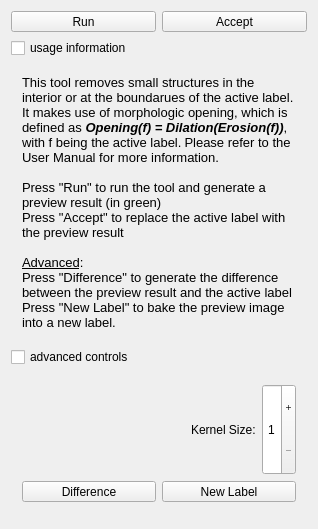
MITK/MITK, file Modules/SegmentationUI/Qmitk/QmitkOpenTool3DGUIControls.ui: the form before one commit.
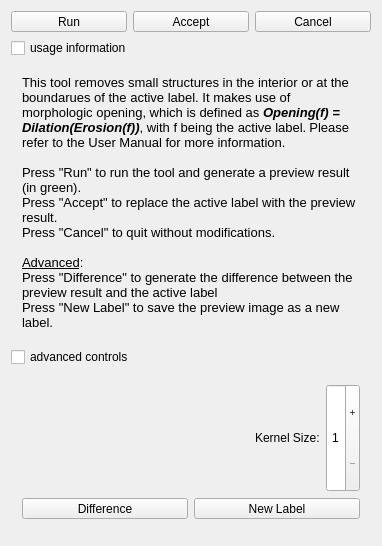
The form after the commit. Icons and pictures are not drawn.

Commit message:
added keep largest N connected regions tool
also several improvements in other tools

Patch:
```diff
--- a/Modules/SegmentationUI/Qmitk/QmitkOpenTool3DGUIControls.ui
+++ b/Modules/SegmentationUI/Qmitk/QmitkOpenTool3DGUIControls.ui
@@ -6,8 +6,8 @@
    <rect>
     <x>0</x>
     <y>0</y>
-    <width>318</width>
-    <height>529</height>
+    <width>382</width>
+    <height>546</height>
    </rect>
   </property>
   <property name="sizePolicy">
@@ -113,6 +113,47 @@
        </property>
       </widget>
      </item>
+     <item>
+      <widget class="QToolButton" name="m_pbCancel">
+       <property name="enabled">
+        <bool>true</bool>
+       </property>
+       <property name="sizePolicy">
+        <sizepolicy hsizetype="Minimum" vsizetype="Fixed">
+         <horstretch>0</horstretch>
+         <verstretch>0</verstretch>
+        </sizepolicy>
+       </property>
+       <property name="toolTip">
+        <string>Replace active label with preview result</string>
+       </property>
+       <property name="text">
+        <string>Cancel</string>
+       </property>
+       <property name="icon">
+        <iconset resource="../resources/SegmentationUI.qrc">
+         <normaloff>:/Qmitk/Cancel_48x48.png</normaloff>:/Qmitk/Cancel_48x48.png</iconset>
+       </property>
+       <property name="iconSize">
+        <size>
+         <width>24</width>
+         <height>24</height>
+        </size>
+       </property>
+       <property name="checkable">
+        <bool>false</bool>
+       </property>
+       <property name="checked">
+        <bool>false</bool>
+       </property>
+       <property name="toolButtonStyle">
+        <enum>Qt::ToolButtonTextUnderIcon</enum>
+       </property>
+       <property name="arrowType">
+        <enum>Qt::NoArrow</enum>
+       </property>
+      </widget>
+     </item>
     </layout>
    </item>
    <item>
@@ -133,12 +174,6 @@
      <layout class="QVBoxLayout" name="verticalLayout_3">
       <item>
        <widget class="QLabel" name="lblInfo">
-        <property name="maximumSize">
-         <size>
-          <width>400</width>
-          <height>16777215</height>
-         </size>
-        </property>
         <property name="text">
          <string>&lt;!DOCTYPE HTML PUBLIC &quot;-//W3C//DTD HTML 4.0//EN&quot; &quot;http://www.w3.org/TR/REC-html40/strict.dtd&quot;&gt;
 &lt;html&gt;&lt;head&gt;&lt;meta name=&quot;qrichtext&quot; content=&quot;1&quot; /&gt;&lt;style type=&quot;text/css&quot;&gt;
@@ -146,12 +181,13 @@
 &lt;/style&gt;&lt;/head&gt;&lt;body style=&quot; font-family:'MS Shell Dlg 2'; font-size:8pt; font-weight:400; font-style:normal;&quot;&gt;
 &lt;p style=&quot; margin-top:0px; margin-bottom:0px; margin-left:0px; margin-right:0px; -qt-block-indent:0; text-indent:0px;&quot;&gt;&lt;span style=&quot; font-family:'Sans'; font-size:10pt;&quot;&gt;This tool removes small structures in the interior or at the boundarues of the active label. It makes use of morphologic opening, which is defined as &lt;/span&gt;&lt;span style=&quot; font-size:10pt; font-weight:600; font-style:italic;&quot;&gt;Opening(f) = Dilation(Erosion(f))&lt;/span&gt;&lt;span style=&quot; font-size:10pt;&quot;&gt;, with f being the active label.&lt;/span&gt; &lt;span style=&quot; font-size:10pt;&quot;&gt;Please refer to the User Manual for more information.&lt;/span&gt;&lt;/p&gt;
 &lt;p style=&quot;-qt-paragraph-type:empty; margin-top:0px; margin-bottom:0px; margin-left:0px; margin-right:0px; -qt-block-indent:0; text-indent:0px; font-family:'Sans'; font-size:10pt;&quot;&gt;&lt;br /&gt;&lt;/p&gt;
-&lt;p style=&quot; margin-top:0px; margin-bottom:0px; margin-left:0px; margin-right:0px; -qt-block-indent:0; text-indent:0px;&quot;&gt;&lt;span style=&quot; font-family:'Sans'; font-size:10pt;&quot;&gt;Press &amp;quot;Run&amp;quot; to run the tool and generate a preview result (in green)&lt;/span&gt;&lt;/p&gt;
-&lt;p style=&quot; margin-top:0px; margin-bottom:0px; margin-left:0px; margin-right:0px; -qt-block-indent:0; text-indent:0px;&quot;&gt;&lt;span style=&quot; font-family:'Sans'; font-size:10pt;&quot;&gt;Press &amp;quot;Accept&amp;quot; to replace the active label with the preview result&lt;/span&gt;&lt;/p&gt;
+&lt;p style=&quot; margin-top:0px; margin-bottom:0px; margin-left:0px; margin-right:0px; -qt-block-indent:0; text-indent:0px;&quot;&gt;&lt;span style=&quot; font-family:'Sans'; font-size:10pt;&quot;&gt;Press &amp;quot;Run&amp;quot; to run the tool and generate a preview result (in green).&lt;/span&gt;&lt;/p&gt;
+&lt;p style=&quot; margin-top:0px; margin-bottom:0px; margin-left:0px; margin-right:0px; -qt-block-indent:0; text-indent:0px;&quot;&gt;&lt;span style=&quot; font-family:'Sans'; font-size:10pt;&quot;&gt;Press &amp;quot;Accept&amp;quot; to replace the active label with the preview result.&lt;/span&gt;&lt;/p&gt;
+&lt;p style=&quot; margin-top:0px; margin-bottom:0px; margin-left:0px; margin-right:0px; -qt-block-indent:0; text-indent:0px;&quot;&gt;&lt;span style=&quot; font-family:'Sans'; font-size:10pt;&quot;&gt;Press &amp;quot;Cancel&amp;quot; to quit without modifications.&lt;/span&gt;&lt;/p&gt;
 &lt;p style=&quot;-qt-paragraph-type:empty; margin-top:0px; margin-bottom:0px; margin-left:0px; margin-right:0px; -qt-block-indent:0; text-indent:0px; font-family:'Sans'; font-size:10pt;&quot;&gt;&lt;br /&gt;&lt;/p&gt;
 &lt;p style=&quot; margin-top:0px; margin-bottom:0px; margin-left:0px; margin-right:0px; -qt-block-indent:0; text-indent:0px;&quot;&gt;&lt;span style=&quot; font-family:'Sans'; font-size:10pt; text-decoration: underline;&quot;&gt;Advanced&lt;/span&gt;&lt;span style=&quot; font-family:'Sans'; font-size:10pt;&quot;&gt;:&lt;/span&gt;&lt;/p&gt;
 &lt;p style=&quot; margin-top:0px; margin-bottom:0px; margin-left:0px; margin-right:0px; -qt-block-indent:0; text-indent:0px;&quot;&gt;&lt;span style=&quot; font-family:'Sans'; font-size:10pt;&quot;&gt;Press &amp;quot;Difference&amp;quot; to generate the difference between the preview result and the active label&lt;/span&gt;&lt;/p&gt;
-&lt;p style=&quot; margin-top:0px; margin-bottom:0px; margin-left:0px; margin-right:0px; -qt-block-indent:0; text-indent:0px;&quot;&gt;&lt;span style=&quot; font-family:'Sans'; font-size:10pt;&quot;&gt;Press &amp;quot;New Label&amp;quot; to bake the preview image into a new label.&lt;/span&gt;&lt;/p&gt;&lt;/body&gt;&lt;/html&gt;</string>
+&lt;p style=&quot; margin-top:0px; margin-bottom:0px; margin-left:0px; margin-right:0px; -qt-block-indent:0; text-indent:0px;&quot;&gt;&lt;span style=&quot; font-family:'Sans'; font-size:10pt;&quot;&gt;Press &amp;quot;New Label&amp;quot; to save the preview image as a new label.&lt;/span&gt;&lt;/p&gt;&lt;/body&gt;&lt;/html&gt;</string>
         </property>
         <property name="alignment">
          <set>Qt::AlignVCenter</set>
```
Left out of the diff: 2 changed lines with no effect on the pictures. The commit also changes 34 other files.
